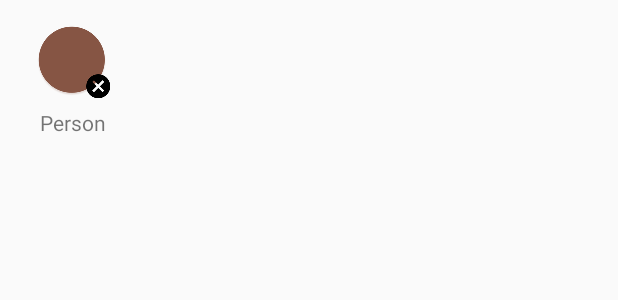
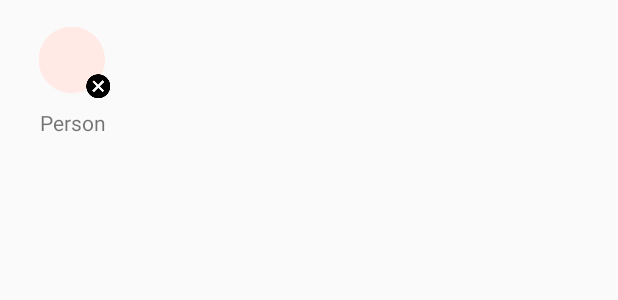
Before and after one commit to davidamey/coffeeround-android, an Android app: the layout newround_item_selected.xml on its own in the app's theme, with its tools: preview values and no code run, on a phone screen of 412 x 824 dp. Shown: the top 300 px of the screen. Run offline under Robolectric (Android 15) with nearby library versions, the phone set to English and light mode, and no system bars.

Commit message:
Switched dark icon to light, reworked some styles

```diff
--- a/app/src/main/res/layout/newround_item_selected.xml
+++ b/app/src/main/res/layout/newround_item_selected.xml
@@ -22,7 +22,7 @@
             android:layout_width="match_parent"
             android:layout_height="match_parent"
             android:scaleType="center"
-            android:tint="@color/colorPrimary"
+            android:tint="@color/colorAccent"
             android:src="@mipmap/ic_launcher" />
 
         <ImageView
--- a/app/src/main/res/menu/menu_newround.xml
+++ b/app/src/main/res/menu/menu_newround.xml
@@ -6,7 +6,7 @@
     <item
         android:id="@+id/save_round"
         android:title="Save Round"
-        android:icon="@drawable/ic_send_black_24dp"
+        android:icon="@drawable/ic_send_white_24dp"
         app:showAsAction="always" />
 
 </menu>
```
Also changed, not shown: app/src/main/res/drawable-hdpi/ic_send_black_24dp.png (deleted), app/src/main/res/drawable-hdpi/ic_send_white_24dp.png (added), app/src/main/res/drawable-mdpi/ic_send_black_24dp.png (deleted), app/src/main/res/drawable-mdpi/ic_send_white_24dp.png (added), app/src/main/res/drawable-xhdpi/ic_send_black_24dp.png (deleted), app/src/main/res/drawable-xhdpi/ic_send_white_24dp.png (added), app/src/main/res/drawable-xxhdpi/ic_send_black_24dp.png (deleted), app/src/main/res/drawable-xxhdpi/ic_send_white_24dp.png (added), app/src/main/res/drawable-xxxhdpi/ic_send_black_24dp.png (deleted), app/src/main/res/drawable-xxxhdpi/ic_send_white_24dp.png (added).
